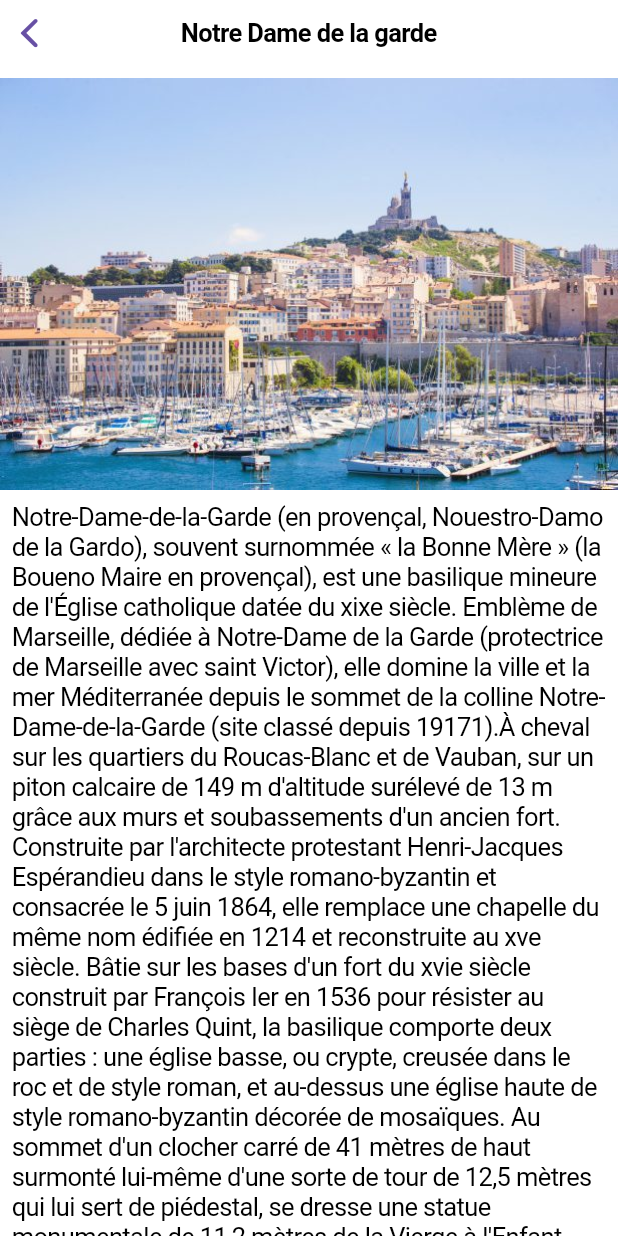
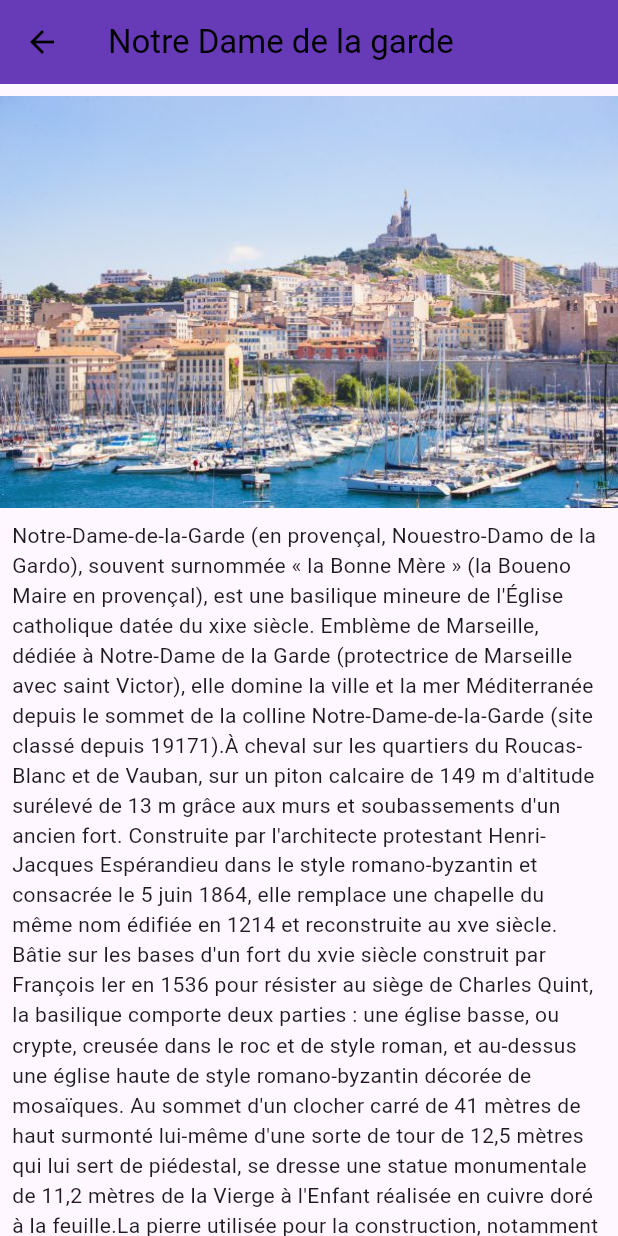
Before and after one commit to LoicLab/marseille-flutter, a Flutter app: the screen it shows after launch, after a tap on an icon or button, on a phone screen of 412 x 824 dp. Run offline on Flutter 3.47's test engine with Material 3 defaults, Android fonts, the phone set to English and light mode, and no system bars.

Commit message:
Correction of the theme detected by the application and the Cupertino theme

```diff
--- a/lib/adaptive_page.dart
+++ b/lib/adaptive_page.dart
@@ -35,7 +35,7 @@ class AdaptivePageState extends State<AdaptivePage>{
   AppBar appBar() {
     return AppBar(
         title: Text(widget.titleBar),
-        backgroundColor: Theme.of(context).colorScheme.primary,
+        backgroundColor: Theme.of(context).colorScheme.primary
     );
   }
 
--- a/lib/main.dart
+++ b/lib/main.dart
@@ -12,17 +12,17 @@ class MyApp extends StatelessWidget {
 
   @override
   Widget build(BuildContext context) {
-    //final platform = Theme.of(context).platform;
+    final platform = Theme.of(context).platform;
     //Just for test
-    const platform = TargetPlatform.iOS;
+    //const platform = TargetPlatform.android;
     bool isAndroid = (platform == TargetPlatform.android);
     return isAndroid ? androidBase(platform: platform) : iOSBase(platform: platform);
   }
-  ///Défini le thème
+  ///Défini le thème clair
   final ThemeData materialTheme = ThemeData.light().copyWith(
         colorScheme: const ColorScheme.light(
-          primary: Colors.deepOrange,
-            secondary: Colors.black
+          primary: Colors.deepPurple,
+          secondary: Colors.black
         )
   );
 
@@ -61,8 +61,7 @@ class MyApp extends StatelessWidget {
         DefaultWidgetsLocalizations.delegate
       ],
       theme: CupertinoThemeData(
-        primaryColor: materialTheme.primaryColor,
-        brightness: materialTheme.brightness
+        primaryColor: materialTheme.primaryColor
       ),
       home: AdaptivePage(
           platform: platform,
```
